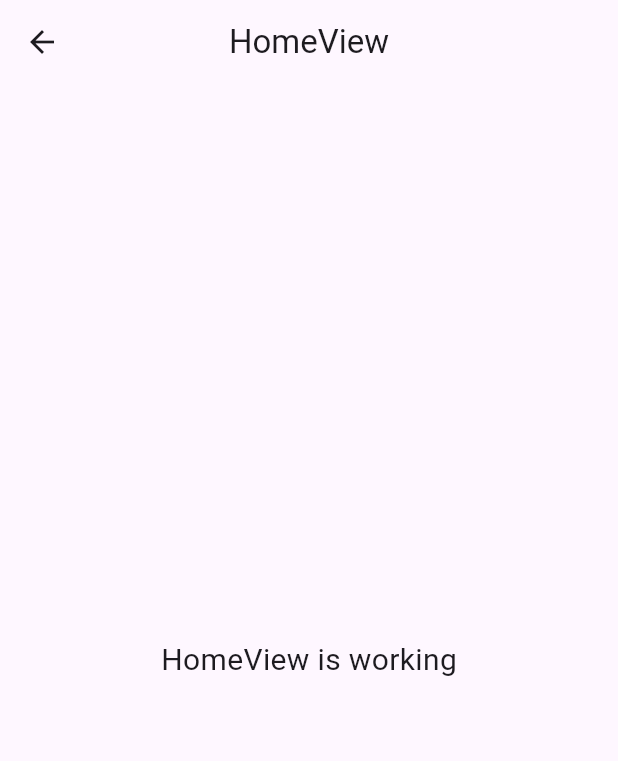
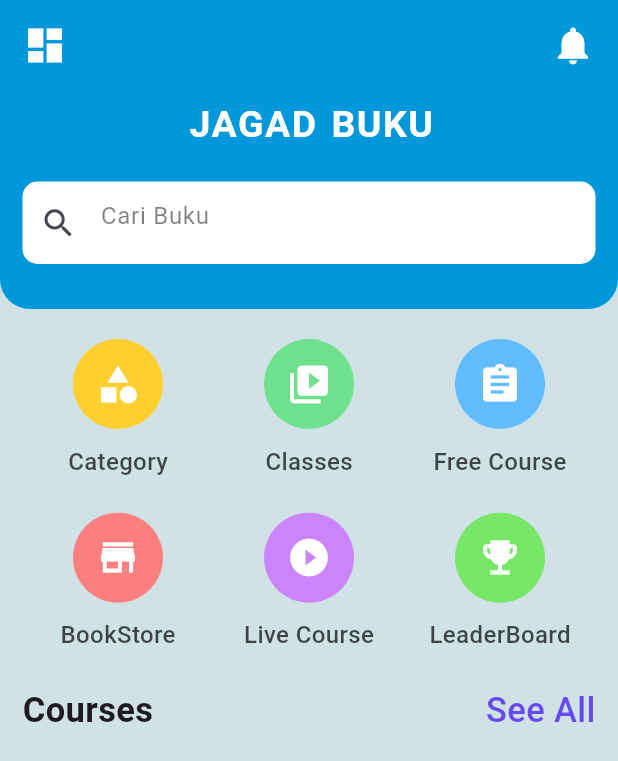
Before and after one commit to justnfal/jagadbuku_31, a Flutter app: the HomeView screen opened by its route, on a phone screen of 412 x 824 dp. Shown: the top 761 px of the screen. Run offline on Flutter 3.47's test engine with Material 3 defaults, Android fonts, the light colour scheme and no system bars; our stand-ins replace dio, get, get_storage; accounts and stored records are empty.

Commit message:
gawe home

```diff
--- a/lib/app/modules/home/views/home_view.dart
+++ b/lib/app/modules/home/views/home_view.dart
@@ -5,20 +5,180 @@ import 'package:get/get.dart';
 import '../controllers/home_controller.dart';
 
 class HomeView extends GetView<HomeController> {
-  const HomeView({Key? key}) : super(key: key);
+   HomeView({Key? key}) : super(key: key);
+  // creating static data in lists
+
+  List catNames = [
+    "Category",
+    'Classes',
+    'Free Course',
+    'BookStore',
+    'Live Course',
+    'LeaderBoard',
+  ];
+
+  List<Color> catColors = [
+    Color(0XFFFFCF2F),
+    Color(0XFF6FE08D),
+    Color(0XFF61BDFD),
+    Color(0XFFFC7F7F),
+    Color(0XFFCB84FB),
+    Color(0XFF78E667),
+  ];
+
+  List<Icon> catIcons = [
+    Icon(Icons.category, color: Colors.white, size: 30),
+    Icon(Icons.video_library, color: Colors.white, size: 30),
+    Icon(Icons.assignment, color: Colors.white, size: 30),
+    Icon(Icons.store, color: Colors.white, size: 30),
+    Icon(Icons.play_circle_fill, color: Colors.white, size: 30),
+    Icon(Icons.emoji_events, color: Colors.white, size: 30),
+  ];
+  List imgList = [
+    'Flutter'
+  ];
    @override
    Widget build(BuildContext context) {
      return Scaffold(
-      appBar: AppBar(
-        title: const Text('HomeView'),
-        centerTitle: true,
+       backgroundColor: Color(0xFFD0E2E5),
+       body: ListView(
+         children: [
+           Container(
+             padding: EdgeInsets.only(top: 15, left: 15, right: 15, bottom: 10),
+             decoration: BoxDecoration(
+               color: Color(0xFF0098DA),
+               borderRadius: BorderRadius.only(
+                 bottomLeft: Radius.circular(20),
+                 bottomRight: Radius.circular(20),
                ),
-      body: const Center(
-        child: Text(
-          'HomeView is working',
-          style: TextStyle(fontSize: 20),
              ),
+             child: Column(
+               children: [
+                 Row(
+                   mainAxisAlignment: MainAxisAlignment.spaceBetween,
+                   children: [
+                     Icon(
+                       Icons.dashboard,
+                       size: 30,
+                       color: Colors.white,
+                     ),
+                     Icon(
+                       Icons.notifications,
+                       size: 30,
+                       color: Colors.white,
+                     ),
+                   ],
+                 ),
+                 SizedBox(height: 20),
+                 Padding(
+                   padding: EdgeInsets.only(left: 3, bottom: 15),
+                   child: Text("JAGAD BUKU", style: TextStyle(
+                     fontSize: 25, fontWeight: FontWeight.w600,
+                     letterSpacing : 1,
+                     wordSpacing: 2,
+                     color: Colors.white,
+                   ),
+                   ),
+                 ),
+                 Container(
+                   margin: EdgeInsets.only(top: 5, bottom: 20),
+                   width: MediaQuery.of(context).size.width,
+                   height: 55,
+                   alignment: Alignment.center,
+                   decoration: BoxDecoration(
+                     color: Colors.white,
+                     borderRadius: BorderRadius.circular(10),
+                   ),
+                   child: TextFormField(
+                     decoration: InputDecoration(
+                       border: InputBorder.none,
+                       hintText: "Cari Buku",
+                       hintStyle: TextStyle(
+                         color: Colors.black.withOpacity(0.5),
+                       ),
+                       prefixIcon: Icon(Icons.search,size: 25,),
+                     ),
+                   ),
+                 ),
+               ],
+             ),
+           ),
+           Padding(
+             padding: EdgeInsets.only(top: 20, left: 15, right: 15),
+             child: Column(children: [
+               GridView.builder(
+                   itemCount: catNames.length,
+                   shrinkWrap: true,
+                   physics: NeverScrollableScrollPhysics(),
+                   gridDelegate: SliverGridDelegateWithFixedCrossAxisCount(
+                     crossAxisCount: 3,
+                     childAspectRatio: 1.1,
+                   ),
+                   itemBuilder: (context, index){
+                     return Column(
+                       children: [
+                         Container(
+                           height: 60,
+                           width: 60,
+                           decoration: BoxDecoration(
+                             color: catColors[index],
+                             shape: BoxShape.circle,
+                           ),
+                           child: Center(
+                             child: catIcons[index],
+                           ),
+                         ),
+                         SizedBox(height: 10),
+                         Text(
+                           catNames[index],
+                           style: TextStyle(
+                             fontSize: 16,
+                             fontWeight: FontWeight.w500,
+                             color: Colors.black.withOpacity(0.7),
+                           ),
+                         ),
+                       ],
+                     );
+                   }
+               ),
+
+               Row(
+                 mainAxisAlignment: MainAxisAlignment.spaceBetween,
+                 children: [
+                   Text(
+                     "Courses",
+                     style: TextStyle(
+                       fontSize: 23,
+                       fontWeight: FontWeight.w600,
+                     ),
+                   ),
+                   Text(
+                     "See All",
+                     style: TextStyle(
+                       fontSize: 23,
+                       fontWeight: FontWeight.w500,
+                       color: Color(0xFF674AEF),
+                     ),
+                   ),
+                 ],
+               ),
+               SizedBox(height: 10),
+               // GridView.builder(
+               //   shrinkWrap: true,
+               //     physics: NeverScrollableScrollPhysics(),
+               //     gridDelegate: SliverGridDelegateWithFixedCrossAxisCount(
+               //       crossAxisCount: 2,
+               //       childAspectRatio : (MediaQuery.of(context).size.height - 50 - 25) /  (4 * 240),
+               //       mainAxisSpacing: 10,
+               //       crossAxisSpacing: 10,
+               //     ),
+               // ),
+             ],),
+           ),
+         ],
        ),
      );
    }
+
+
 }
--- a/lib/app/routes/app_pages.dart
+++ b/lib/app/routes/app_pages.dart
@@ -19,12 +19,12 @@ class AppPages {
   static final routes = [
     GetPage(
       name: _Paths.HOME,
-      page: () => const HomeView(),
+      page: () =>  HomeView(),
       binding: HomeBinding(),
       children: [
         GetPage(
           name: _Paths.HOME,
-          page: () => const HomeView(),
+          page: () =>  HomeView(),
           binding: HomeBinding(),
         ),
       ],
```
Also changed, not shown: lib/app/data/model/response_buku.dart (+74 -157 lines). Lines whose indentation alone changed are shown as unchanged.
